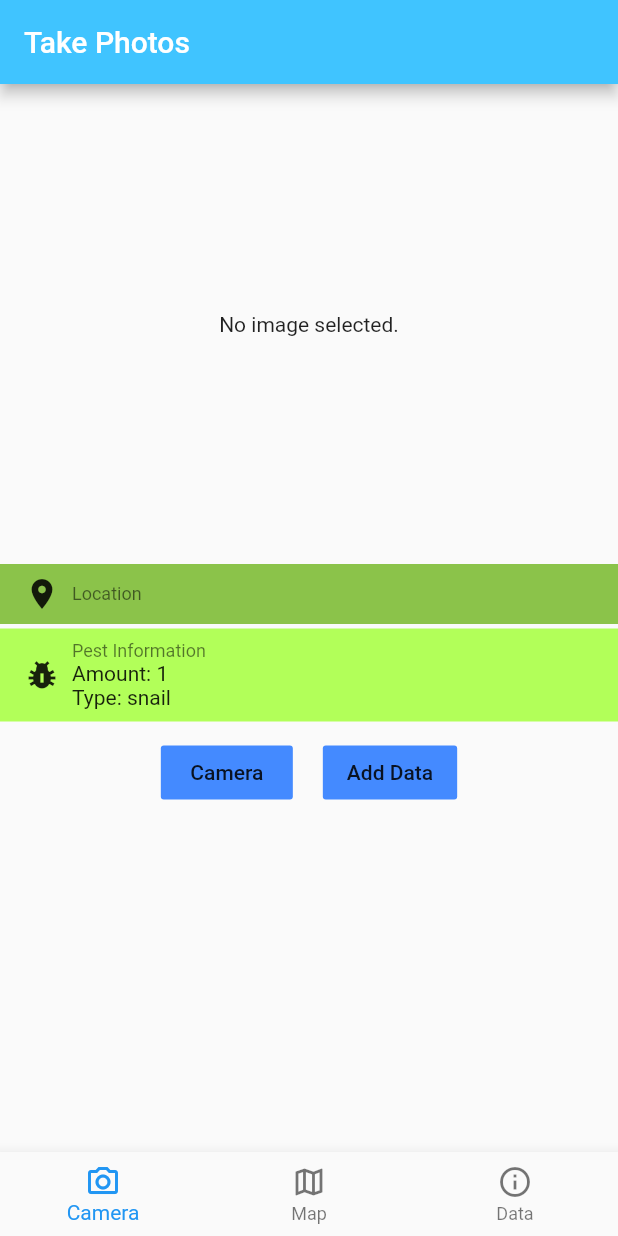
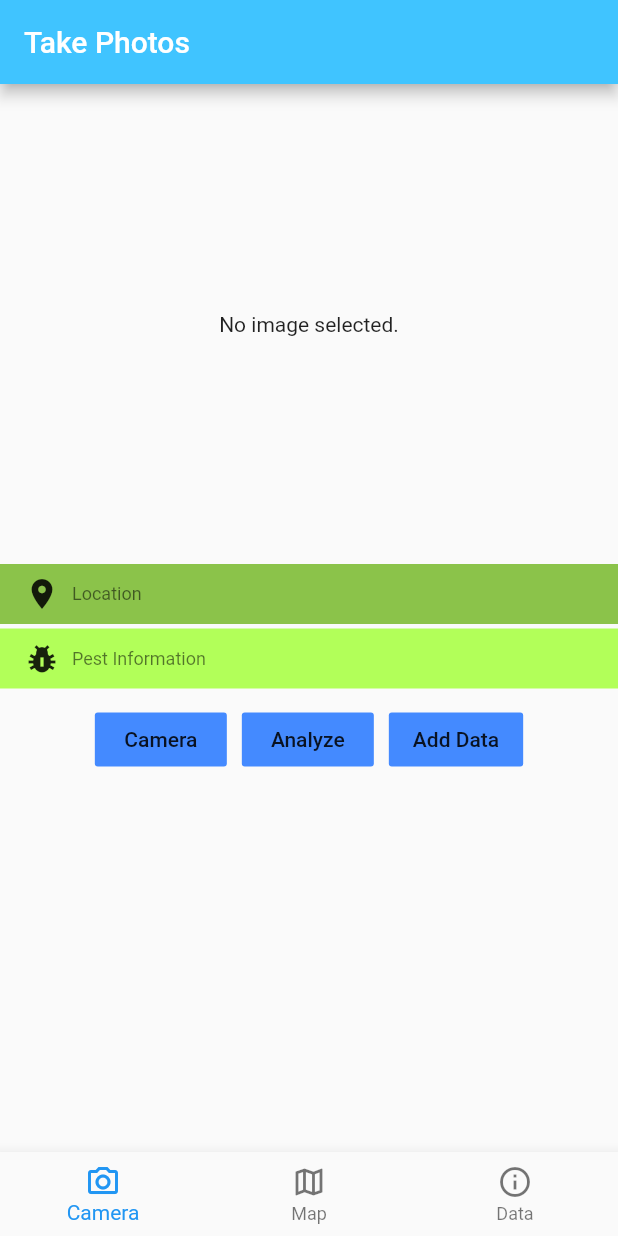
Before and after one commit to tom9672/pestmapv2, a Flutter app: the screen it shows after launch, after a tap on "Camera", on a phone screen of 412 x 824 dp. Run offline on Flutter 3.47's test engine with Material 2 defaults, Android fonts, the phone set to English and light mode, and no system bars; our stand-ins replace cloud_firestore, firebase_core, geolocator, google_maps_flutter, image_picker; missing offline and left inert: tflite; accounts and stored records are empty.

Commit message:
Add an 'Analyze' button, it uses AI model to analyze photo

```diff
--- a/lib/pages/home.dart
+++ b/lib/pages/home.dart
@@ -14,8 +14,6 @@ class MyCamera extends StatefulWidget {
 }
 
 class _MyCameraState extends State<MyCamera> {
-  List _recognitions;
-
   @override
   void initState() {
     super.initState();
@@ -28,6 +26,7 @@ class _MyCameraState extends State<MyCamera> {
       String res;
       res = await Tflite.loadModel(
         model: 'assets/tflite/model_unquant.tflite',
+        labels: 'assets/tflite/labels.txt',
       );
       print(res);
     } on PlatformException {
@@ -36,8 +35,11 @@ class _MyCameraState extends State<MyCamera> {
   }
 
   Future predictImage(File image) async {
-    if (image == null) return;
-    await recognizeImage(image);
+    if (image == null) {
+      print('no image');
+    } else {
+      await recognizeImage(image);
+    }
   }
 
   Future recognizeImage(File image) async {
@@ -48,9 +50,7 @@ class _MyCameraState extends State<MyCamera> {
       imageMean: 127.5,
       imageStd: 127.5,
     );
-    setState(() {
-      _recognitions = recognitions;
-    });
+    print(recognitions);
   }
 
   ///Create variables for storing the position and the address, in the state class.
@@ -205,15 +205,22 @@ class _MyCameraState extends State<MyCamera> {
                     onPressed: () {
                       this._getImage();
                       this._getCurrentLocation();
-                      this._amountPest = 1;
-                      this._typePest = 'snail';
-
-                      this.predictImage(this._image);
-                      print(this._recognitions);
                     },
                     child: Text('Camera'),
                     color: Colors.blueAccent,
                   ),
+                ),
+              ),
+              Container(
+                child: FlatButton(
+                  onPressed: () {
+                    this._amountPest = 0;
+                    this._typePest = 'Snail';
+
+                    this.predictImage(this._image);
+                  },
+                  child: Text('Analyze'),
+                  color: Colors.blueAccent,
                 ),
               ),
               Container(
```
Also changed, not shown: 1 other file.
